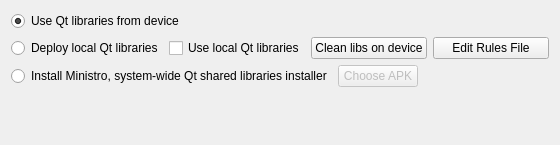
Qt form src/plugins/android/androiddeploystepwidget.ui (qt-creator/qt-creator) before a commit.
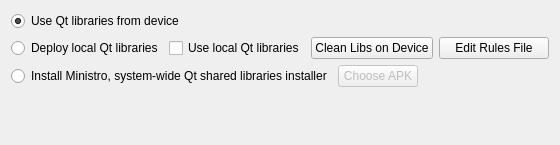
The same form after that commit.

Commit message:
UI text: fix Android strings
Fix capitalization in messages and UI text.

```diff
--- a/src/plugins/android/androiddeploystepwidget.ui
+++ b/src/plugins/android/androiddeploystepwidget.ui
@@ -59,7 +59,7 @@
      <item>
       <widget class="QPushButton" name="cleanLibsPushButton">
        <property name="text">
-        <string>Clean libs on device</string>
+        <string>Clean Libs on Device</string>
        </property>
       </widget>
      </item>
```
The commit also changes 2 other files.
